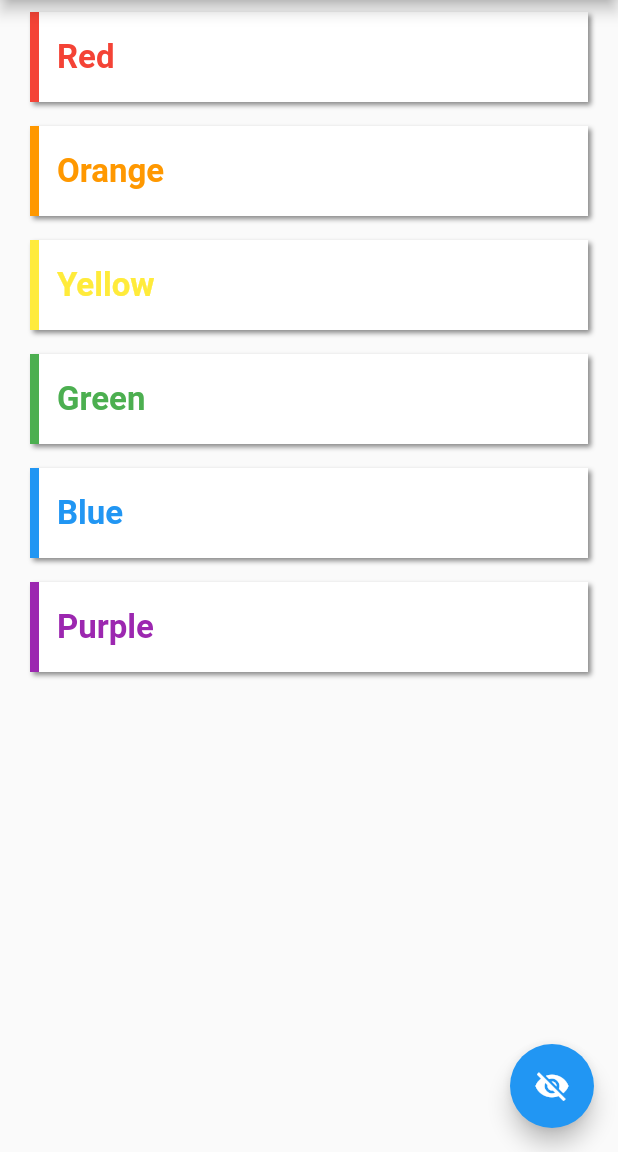
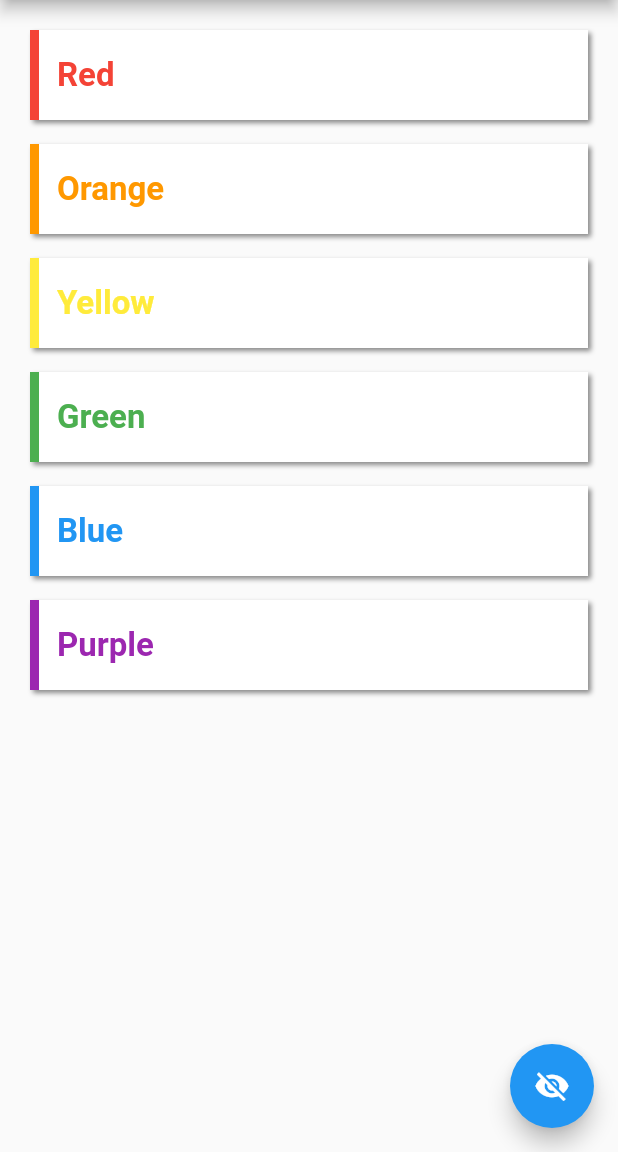
Before and after one commit to james-alex/fade_and_translate, a Flutter app: the screen it shows after launch, on a phone screen of 412 x 824 dp, the part 84-1236 px from its top. Run offline on Flutter 3.47's test engine with Material 2 defaults, Android fonts, the phone set to English and light mode, and no system bars.

Commit message:
Add padding to the top of the [ListView].

```diff
--- a/example/lib/main.dart
+++ b/example/lib/main.dart
@@ -51,8 +51,10 @@ class _MyHomePageState extends State<MyHomePage> {
         child: Icon(_visible ? Icons.visibility_off : Icons.visibility),
       ),
       body: ListView(
-        padding: const EdgeInsets.symmetric(
-          horizontal: 20.0,
+        padding: const EdgeInsets.only(
+          top: 12.0,
+          left: 20.0,
+          right: 20.0,
         ),
         children: [
           FadeAndTranslate(
```
